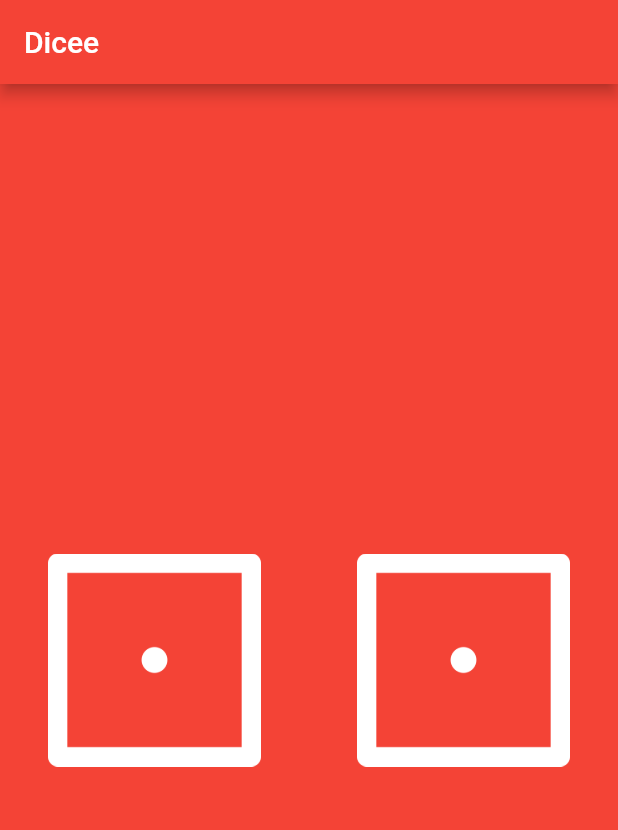
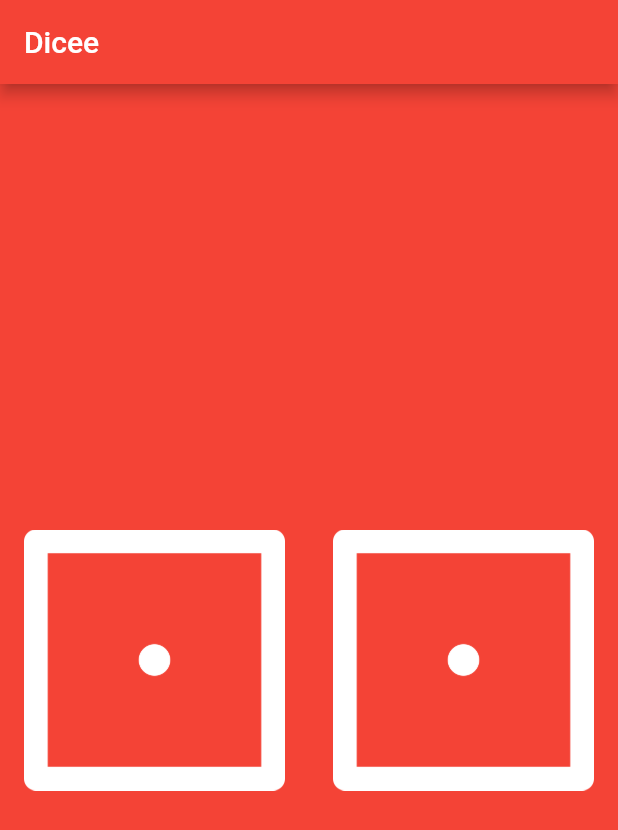
Before and after one commit to rheaacharya77/Dice, a Flutter app: the screen it shows after launch, on a phone screen of 412 x 824 dp. Shown: the top 830 px of the screen. Run offline on Flutter 3.47's test engine with Material 2 defaults, Android fonts, the phone set to English and light mode, and no system bars.

Commit message:
dice functionality added

```diff
--- a/lib/main.dart
+++ b/lib/main.dart
@@ -1,4 +1,5 @@
 import 'package:flutter/material.dart';
+import 'dart:math';
 
 void main() {
   return runApp(
@@ -15,26 +16,40 @@
   );
 }
 
-class DicePage extends StatelessWidget {
+class DicePage extends StatefulWidget {
+  @override
+  _DicePageState createState() => _DicePageState();
+}
+
+class _DicePageState extends State<DicePage> {
+  int leftDiceNumber = 1;
+  int rightDiceNumber = 1;
   @override
   Widget build(BuildContext context) {
     return Center(
       child: Row(
         children: [
           Expanded(
-            child: Padding(
-              padding: const EdgeInsets.all(16.0),
-              child: FlatButton(
-                child: Image.asset('images/dice1.png'),
-              ),
+            child: FlatButton(
+              onPressed: () {
+                setState(() {
+                  leftDiceNumber =
+                      Random().nextInt(6) + 1; //1 to 6 (=1 to avoid zero)
+                });
+              },
+              child: Image.asset('images/dice$leftDiceNumber.png'),
             ),
           ),
           Expanded(
-            child: Padding(
-              padding: const EdgeInsets.all(16.0),
-              child: FlatButton(child: Image.asset('images/dice1.png')),
+            child: FlatButton(
+              onPressed: () {
+                setState(() {
+                  rightDiceNumber = Random().nextInt(6) + 1;
+                });
+              },
+              child: Image.asset('images/dice$rightDiceNumber.png'),
             ),
-          )
+          ),
         ],
       ),
     );
```
